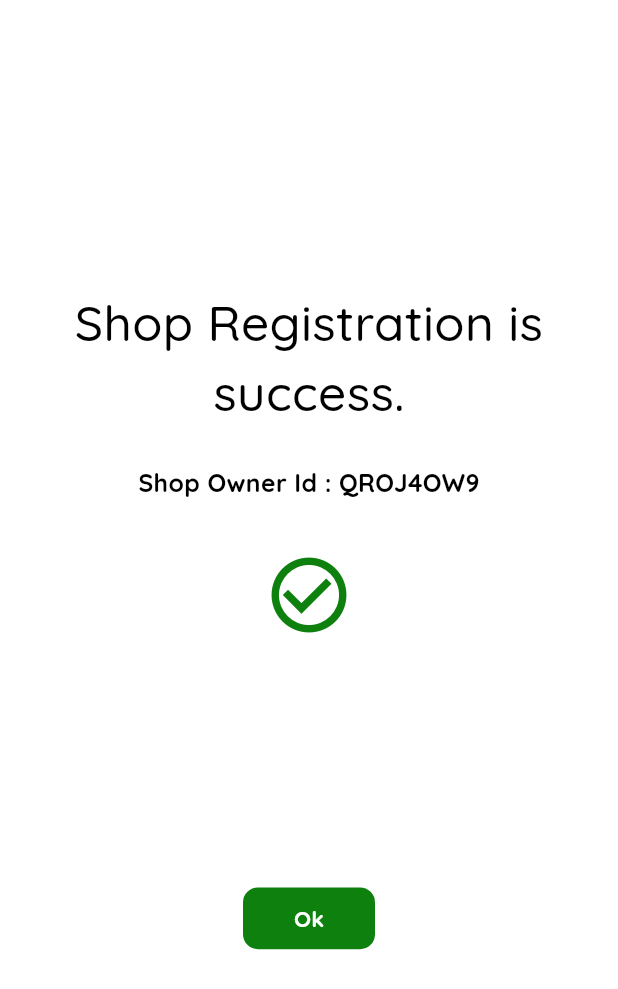
After one commit to tharusha-theekshana/Shop_Registration_App, a Flutter app: the FinalScreen screen opened directly, on a phone screen of 412 x 824 dp. The commit adds this screen. Shown: the top 989 px of the screen. Run offline on Flutter 3.47's test engine with Material 3 defaults, Android fonts, the phone set to English and light mode, and no system bars; our stand-ins replace image_picker.

Commit message:
Develop final shop register success screen.

```diff
--- a/lib/core/utils/app_colors.dart
+++ b/lib/core/utils/app_colors.dart
@@ -7,4 +7,5 @@ class AppColors{
   static const Color greyColor = Color.fromRGBO(163, 163, 163, 1);
   static const Color whiteColor = Color.fromRGBO(255, 255, 255, 1.0);
   static const Color dividerColor = Color.fromRGBO(112, 109, 109, 1.0);
+
 }
--- a/lib/core/widgets/custom_button.dart
+++ b/lib/core/widgets/custom_button.dart
@@ -15,7 +15,7 @@ class CustomButton extends StatelessWidget {
   final Color? borderColor;
   final Gradient? gradient;
 
-  CustomButton(
+  const CustomButton(
       {required this.buttonText,
         required this.height,
         this.width,
--- a/lib/core/widgets/drop_down_field.dart
+++ b/lib/core/widgets/drop_down_field.dart
@@ -9,7 +9,7 @@ class DropDownField extends StatefulWidget {
   final bool isRequired;
   final Function(String) setValue;
 
-  DropDownField(
+  const DropDownField(
       {required this.labelText,
       required this.items,
       required this.isRequired,
--- a/lib/main.dart
+++ b/lib/main.dart
@@ -34,7 +34,7 @@ class MyApp extends StatelessWidget {
           fontFamily: "Quicksand",
           colorScheme: const ColorScheme.dark()),
       themeMode: ThemeMode.system,
-      home: OwnerDetailsScreen(),
+      home: OwnerDetailsScreen()
     );
   }
 }
--- a/lib/providers/image_provider.dart
+++ b/lib/providers/image_provider.dart
@@ -39,6 +39,7 @@ class ImagePickerProvider extends ChangeNotifier{
     }
   }
 
+  // Save image on local
   Future<void> saveImageLocally(File image,String shopName) async {
     final appDir = await path.getApplicationDocumentsDirectory();
 
@@ -47,9 +48,9 @@ class ImagePickerProvider extends ChangeNotifier{
 
     uploadedFileName = "$shopName - BR.$imageType";
     notifyListeners();
-    print('Image saved locally: ${localImage}');
   }
 
+  // Check image size
   bool checkImageSize(File imageFile) {
     int bytes = imageFile.lengthSync();
     double kb = bytes / 1024;
@@ -61,6 +62,7 @@ class ImagePickerProvider extends ChangeNotifier{
     }
   }
 
+  // Check image type ( Allowed only .png .jpg and .jpeg )
   bool checkImageType(File imageFile) {
     imageType = imageFile.path.split('.').last.toLowerCase();
     print('Image type: $imageType');
@@ -73,5 +75,4 @@ class ImagePickerProvider extends ChangeNotifier{
     }
   }
 
-
 }
--- a/lib/screens/register_flow/bank_details_screen.dart
+++ b/lib/screens/register_flow/bank_details_screen.dart
@@ -1,6 +1,5 @@
 import 'package:flutter/material.dart';
 import 'package:provider/provider.dart';
-import 'package:shop_registration/screens/register_flow/summery_screen.dart';
 import 'package:shop_registration/shared/bank_names.dart';
 
 import '../../core/utils/app_colors.dart';
@@ -145,9 +144,6 @@ class BankDetailsScreen extends StatelessWidget {
                     accountHolderName: _accountHolderNameController.text);
               } else {
                 print("Form is not validate");
-                Navigator.push(context, MaterialPageRoute(builder: (context) {
-                  return SummeryScreen();
-                },));
               }
             },
           )
--- /dev/null
+++ b/lib/screens/register_flow/final_screen.dart
@@ -0,0 +1,88 @@
+import 'dart:math';
+
+import 'package:flutter/material.dart';
+import 'package:shop_registration/core/utils/app_colors.dart';
+import 'package:shop_registration/core/widgets/custom_button.dart';
+
+import 'owner_details_screen.dart';
+
+class FinalScreen extends StatefulWidget {
+  @override
+  State<FinalScreen> createState() => _FinalScreenState();
+}
+
+class _FinalScreenState extends State<FinalScreen> {
+  late double _deviceHeight, _deviceWidth;
+
+  late String? id;
+
+  @override
+  void initState() {
+    // TODO: implement initState
+    super.initState();
+    id = generateClientId();
+  }
+
+  @override
+  Widget build(BuildContext context) {
+    _deviceHeight = MediaQuery
+        .of(context)
+        .size
+        .height;
+    _deviceWidth = MediaQuery
+        .of(context)
+        .size
+        .width;
+
+    return Scaffold(
+      resizeToAvoidBottomInset: true,
+      body: SingleChildScrollView(child: _bodyArea(context)),
+    );
+  }
+
+  Widget _bodyArea(BuildContext context) {
+    return Container(
+      height: _deviceHeight,
+      width: _deviceWidth,
+      padding: EdgeInsets.symmetric(
+          vertical: _deviceHeight * 0.01, horizontal: _deviceWidth * 0.03),
+      child: Column(
+        crossAxisAlignment: CrossAxisAlignment.center,
+        mainAxisAlignment: MainAxisAlignment.center,
+        children: [
+          Text("Shop Registration is success.",textAlign: TextAlign.center,style: TextStyle(
+              fontSize: _deviceHeight * 0.04,
+            fontWeight: FontWeight.w500
+          ),),
+          SizedBox(
+            height: _deviceHeight * 0.03,
+          ),
+          Text("Shop Owner Id : $id",style: TextStyle(
+              fontSize: _deviceHeight * 0.02,
+              fontWeight: FontWeight.bold
+          ),),
+          SizedBox(
+            height: _deviceHeight * 0.04,
+          ),
+          Icon(Icons.check_circle_outline,color: AppColors.greenColor,size: 60,),
+          SizedBox(
+            height: _deviceHeight * 0.2,
+          ),
+          CustomButton(buttonText: "Ok", height: _deviceHeight * 0.05, color: AppColors.greenColor, fontWeight: FontWeight.bold, onPressed: () {
+            Navigator.pushAndRemoveUntil(
+              context,
+              MaterialPageRoute(builder: (context) => OwnerDetailsScreen()),
+                  (route) => false, // This removes all previous routes
+            );
+          },)
+        ],
+      ),
+    );
+  }
+
+  String generateClientId() {
+    const chars = 'ABCDEFGHIJKLMNOPQRSTUVWXYZ0123456789';
+    Random random = Random();
+    return List.generate(8, (index) => chars[random.nextInt(chars.length)]).join();
+  }
+}
--- a/lib/screens/register_flow/owner_details_screen.dart
+++ b/lib/screens/register_flow/owner_details_screen.dart
@@ -163,11 +163,6 @@ class OwnerDetailsScreen extends StatelessWidget {
                 ));
               } else {
                 print("Form is not validate");
-                Navigator.push(context, MaterialPageRoute(
-                  builder: (context) {
-                    return ShopDetailsScreen();
-                  },
-                ));
               }
             },
           )
--- a/lib/screens/register_flow/shop_details_screen.dart
+++ b/lib/screens/register_flow/shop_details_screen.dart
@@ -193,11 +193,6 @@ class ShopDetailsScreen extends StatelessWidget {
                       ));
                     } else {
                       print("Form is not validate");
-                      Navigator.push(context, MaterialPageRoute(
-                        builder: (context) {
-                          return BankDetailsScreen();
-                        },
-                      ));
                     }
                   },
                 ),
```
Also changed, not shown: lib/screens/register_flow/summery_screen.dart (+6 -2 lines).
